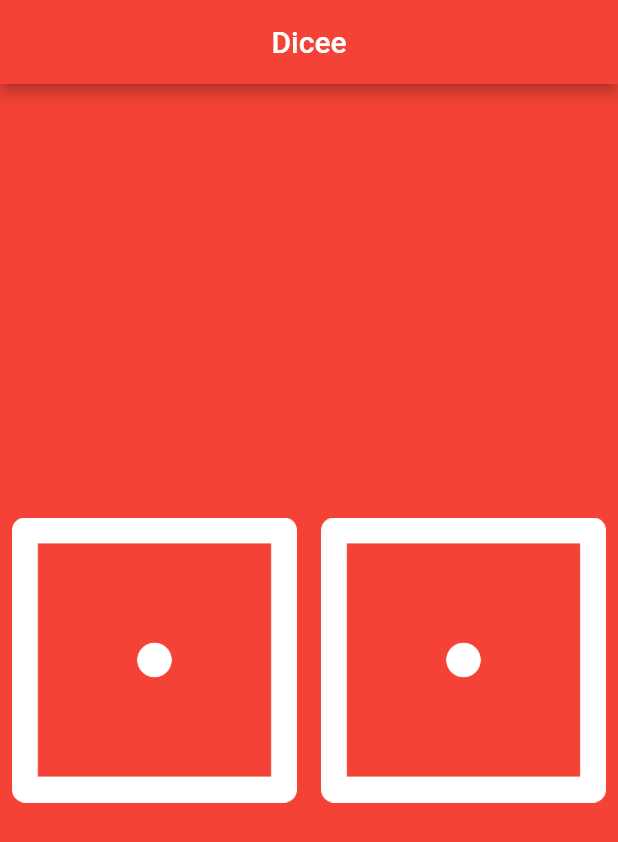
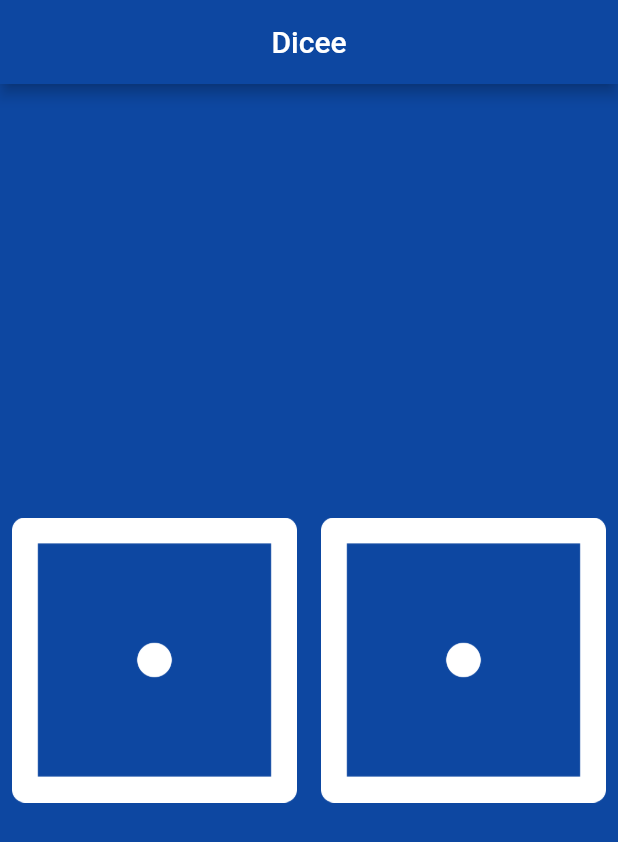
Before and after one commit to bibek-beebayk/Dicee, a Flutter app: the screen it shows after launch, on a phone screen of 412 x 824 dp. Shown: the top 842 px of the screen. Run offline on Flutter 3.47's test engine with Material 2 defaults, Android fonts, the phone set to English and light mode, and no system bars.

Commit message:
Project Completed

```diff
--- a/lib/main.dart
+++ b/lib/main.dart
@@ -1,15 +1,17 @@
+import 'dart:math';
+
 import 'package:flutter/material.dart';
 
 void main() {
   return runApp(
     MaterialApp(
       home: Scaffold(
-        backgroundColor: Colors.red,
+        backgroundColor: Colors.blue[900],
         appBar: AppBar(
           title: Center(
             child: Text('Dicee'),
           ),
-          backgroundColor: Colors.red,
+          backgroundColor: Colors.blue[900],
         ),
         body: DicePage(),
       ),
@@ -17,7 +19,14 @@ void main() {
   );
 }
 
-class DicePage extends StatelessWidget {
+class DicePage extends StatefulWidget {
+  @override
+  _DicePageState createState() => _DicePageState();
+}
+
+class _DicePageState extends State<DicePage> {
+  int leftDiceNumber = 1;
+  int rightDiceNumber = 1;
   @override
   Widget build(BuildContext context) {
     return Center(
@@ -25,17 +34,19 @@ class DicePage extends StatelessWidget {
         children: [
           Expanded(
             child: TextButton(
-              child: Image.asset('images/dice1.png'),
+              child: Image.asset('images/dice$leftDiceNumber.png'),
               onPressed: () {
-                print('Left Button is pressed.');
+                setState(() {
+                  changeNumber();
+                });
               },
             ),
           ),
           Expanded(
             child: TextButton(
-              child: Image.asset('images/dice1.png'),
+              child: Image.asset('images/dice$rightDiceNumber.png'),
               onPressed: () {
-                print('Right Button is pressed.');
+                changeNumber();
               },
             ),
           ),
@@ -43,4 +54,11 @@ class DicePage extends StatelessWidget {
       ),
     );
   }
+
+  void changeNumber() {
+    setState(() {
+      rightDiceNumber = Random().nextInt(6) + 1;
+      leftDiceNumber = new Random().nextInt(6) + 1;
+    });
+  }
 }
```
